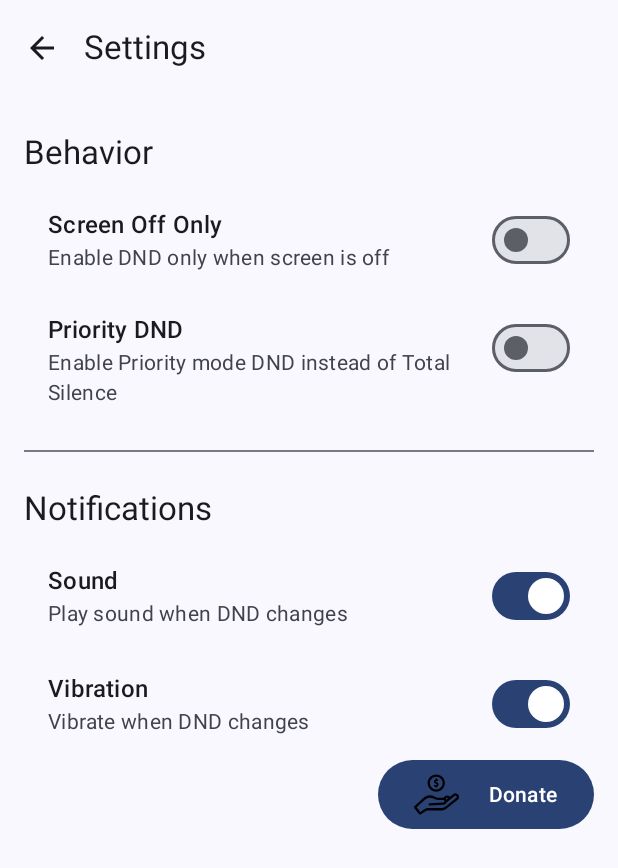
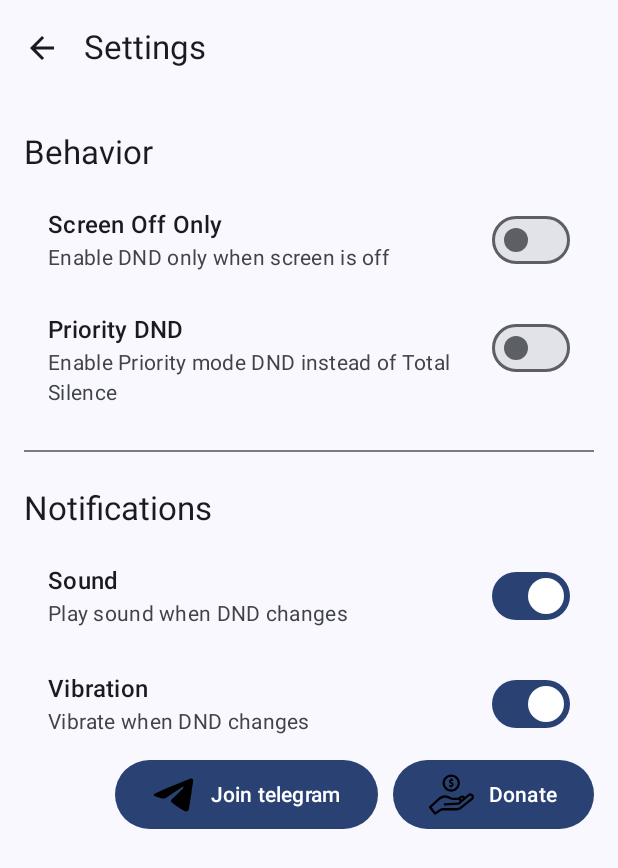
Before and after one commit to robinsrk/flip_2_dnd, an Android app built with Jetpack Compose: the SettingsScreen screen opened through its navigation route, on a phone screen of 412 x 824 dp. Shown: the top 868 px of the screen. Run offline under Robolectric (Android 15) with nearby library versions, the phone set to English and light mode, and no system bars; our stand-ins replace Dagger/Hilt's generated code; 10 statements that could not run were skipped.

Commit message:
added telegram join link

```diff
--- a/app/build.gradle.kts
+++ b/app/build.gradle.kts
@@ -13,8 +13,8 @@ android {
 		applicationId = "dev.robin.flip_2_dnd"
 		minSdk = 23
 		targetSdk = 34
-		versionCode = 9
-		versionName = "1.0.9"
+		versionCode = 10
+		versionName = "1.1.0"
 		vectorDrawables {
 			useSupportLibrary = true
 		}
--- a/app/src/main/java/dev/robin/flip_2_dnd/presentation/settings/SettingsScreen.kt
+++ b/app/src/main/java/dev/robin/flip_2_dnd/presentation/settings/SettingsScreen.kt
@@ -1,5 +1,9 @@
 package dev.robin.flip_2_dnd.presentation.settings
 
+import android.content.ActivityNotFoundException
+import android.content.Intent
+import android.net.Uri
+import android.widget.Toast
 import androidx.compose.foundation.Image
 import androidx.compose.foundation.layout.Arrangement
 import androidx.compose.foundation.layout.Column
@@ -25,6 +29,7 @@ import androidx.compose.runtime.collectAsState
 import androidx.compose.runtime.getValue
 import androidx.compose.ui.Alignment
 import androidx.compose.ui.Modifier
+import androidx.compose.ui.platform.LocalContext
 import androidx.compose.ui.res.painterResource
 import androidx.compose.ui.unit.dp
 import androidx.hilt.navigation.compose.hiltViewModel
@@ -38,6 +43,7 @@ fun SettingsScreen(
 	navController: NavController? = null,
 	onDonateClick: () -> Unit
 ) {
+	val context = LocalContext.current
 	val soundEnabled by viewModel.soundEnabled.collectAsState()
 	val vibrationEnabled by viewModel.vibrationEnabled.collectAsState()
 	val screenOffOnly by viewModel.screenOffOnly.collectAsState()
@@ -112,6 +118,30 @@ fun SettingsScreen(
 				)
 			}
 			Row(horizontalArrangement = Arrangement.End, modifier = Modifier.fillMaxWidth()) {
+				Button(onClick = {
+					val telegramUsername = "flip_2_dnd"
+					val telegramUri = "tg://resolve?domain=$telegramUsername"
+					val intent = Intent(Intent.ACTION_VIEW, Uri.parse(telegramUri))
+					try {
+						context.startActivity(intent)
+					} catch (e: ActivityNotFoundException) {
+						// Handle the case where no activity can handle the intent
+						// For example, show a toast or log the error
+						Toast.makeText(context, "Telegram app not found", Toast.LENGTH_SHORT).show()
+						println("No activity found to handle the intent: $e")
+					}
+				}) {
+					Row(verticalAlignment = Alignment.CenterVertically) {
+						Image(
+							painter = painterResource(id = R.drawable.telegram),
+							contentDescription = "Logo",
+							modifier = Modifier.width(30.dp)
+						)
+						Spacer(Modifier.width(10.dp))
+						Text("Join telegram")
+					}
+				}
+				Spacer(Modifier.width(10.dp))
 				Button(onClick = onDonateClick) {
 					Row(verticalAlignment = Alignment.CenterVertically) {
 						Image(
@@ -119,7 +149,7 @@ fun SettingsScreen(
 							contentDescription = "Logo",
 							modifier = Modifier.width(30.dp)
 						)
-						Spacer(Modifier.width(20.dp))
+						Spacer(Modifier.width(10.dp))
 						Text("Donate")
 					}
 				}
--- /dev/null
+++ b/app/src/main/res/drawable/telegram.xml
@@ -0,0 +1,9 @@
+<vector xmlns:android="http://schemas.android.com/apk/res/android"
+    android:width="200dp"
+    android:height="200dp"
+    android:viewportWidth="48"
+    android:viewportHeight="48">
+  <path
+      android:fillColor="#FF000000"
+      android:pathData="M41.419,7.309C41.419,7.309 45.305,5.794 44.981,9.473C44.873,10.988 43.902,16.291 43.146,22.026L40.556,39.016C40.556,39.016 40.34,41.505 38.397,41.938C36.455,42.37 33.541,40.423 33.001,39.99C32.569,39.665 24.907,34.796 22.209,32.415C21.453,31.765 20.59,30.467 22.316,28.952L33.649,18.131C34.944,16.832 36.239,13.802 30.843,17.481L15.733,27.762C15.733,27.762 14.006,28.844 10.769,27.87L3.753,25.705C3.753,25.705 1.163,24.082 5.588,22.459C16.381,17.373 29.656,12.179 41.419,7.309Z"/>
+</vector>
```
Also changed, not shown: 2 other files.
